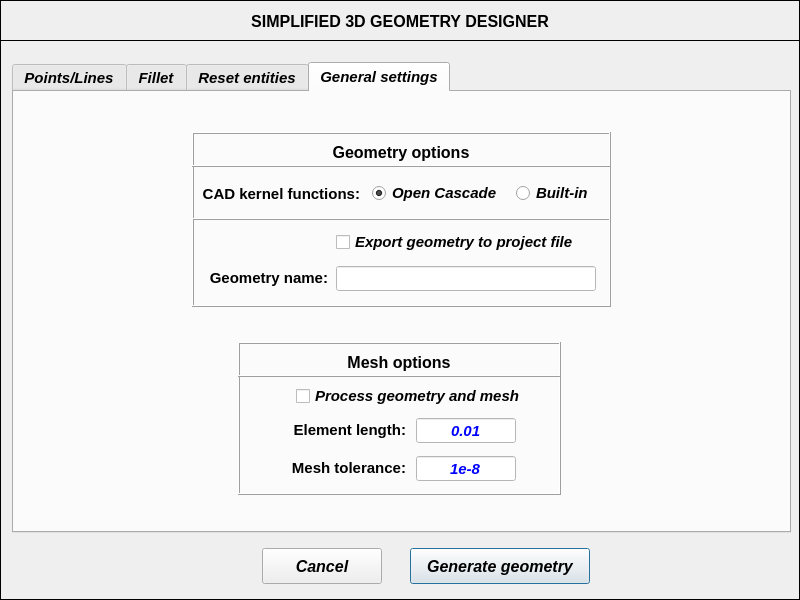
First picture: the form in data/user_input/ui/Project/geometryDesigner.ui, repository open-pulse/OpenPulse, before the edit.
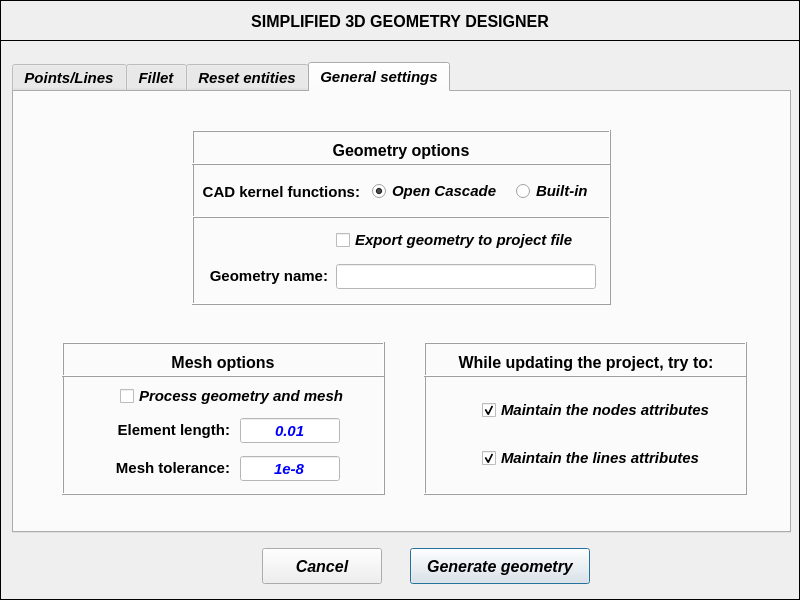
Second picture: the form after the edit. The open tabs and pages were chosen to show the change.

```diff
--- a/data/user_input/ui/Project/geometryDesigner.ui
+++ b/data/user_input/ui/Project/geometryDesigner.ui
@@ -2471,7 +2471,7 @@
      <widget class="QFrame" name="frame_12">
       <property name="geometry">
        <rect>
-        <x>224</x>
+        <x>48</x>
         <y>250</y>
         <width>323</width>
         <height>153</height>
@@ -2731,7 +2731,7 @@
       <property name="geometry">
        <rect>
         <x>178</x>
-        <y>40</y>
+        <y>38</y>
         <width>419</width>
         <height>175</height>
        </rect>
@@ -3008,6 +3008,131 @@
        </layout>
       </widget>
      </widget>
+     <widget class="QFrame" name="frame_17">
+      <property name="geometry">
+       <rect>
+        <x>410</x>
+        <y>250</y>
+        <width>323</width>
+        <height>153</height>
+       </rect>
+      </property>
+      <property name="frameShape">
+       <enum>QFrame::Box</enum>
+      </property>
+      <property name="frameShadow">
+       <enum>QFrame::Raised</enum>
+      </property>
+      <widget class="QFrame" name="frame_18">
+       <property name="geometry">
+        <rect>
+         <x>0</x>
+         <y>0</y>
+         <width>323</width>
+         <height>35</height>
+        </rect>
+       </property>
+       <property name="frameShape">
+        <enum>QFrame::Box</enum>
+       </property>
+       <property name="frameShadow">
+        <enum>QFrame::Raised</enum>
+       </property>
+       <widget class="QLabel" name="label_15">
+        <property name="geometry">
+         <rect>
+          <x>22</x>
+          <y>8</y>
+          <width>280</width>
+          <height>25</height>
+         </rect>
+        </property>
+        <property name="minimumSize">
+         <size>
+          <width>280</width>
+          <height>25</height>
+         </size>
+        </property>
+        <property name="maximumSize">
+         <size>
+          <width>280</width>
+          <height>25</height>
+         </size>
+        </property>
+        <property name="font">
+         <font>
+          <family>Arial</family>
+          <pointsize>12</pointsize>
+          <weight>75</weight>
+          <italic>false</italic>
+          <bold>true</bold>
+         </font>
+        </property>
+        <property name="text">
+         <string>&lt;html&gt;&lt;head/&gt;&lt;body&gt;&lt;p align=&quot;center&quot;&gt;While updating the project, try to:&lt;/p&gt;&lt;/body&gt;&lt;/html&gt;</string>
+        </property>
+        <property name="alignment">
+         <set>Qt::AlignRight|Qt::AlignTrailing|Qt::AlignVCenter</set>
+        </property>
+       </widget>
+      </widget>
+      <widget class="QCheckBox" name="checkBox_maintain_nodes_attributes">
+       <property name="geometry">
+        <rect>
+         <x>58</x>
+         <y>52</y>
+         <width>240</width>
+         <height>32</height>
+        </rect>
+       </property>
+       <property name="minimumSize">
+        <size>
+         <width>240</width>
+         <height>32</height>
+        </size>
+       </property>
+       <property name="maximumSize">
+        <size>
+         <width>240</width>
+         <height>32</height>
+        </size>
+       </property>
+       <property name="text">
+        <string>Maintain the nodes attributes</string>
+       </property>
+       <property name="checked">
+        <bool>true</bool>
+       </property>
+      </widget>
+      <widget class="QCheckBox" name="checkBox_maintain_lines_attributes">
+       <property name="geometry">
+        <rect>
+         <x>58</x>
+         <y>100</y>
+         <width>240</width>
+         <height>32</height>
+        </rect>
+       </property>
+       <property name="minimumSize">
+        <size>
+         <width>240</width>
+         <height>32</height>
+        </size>
+       </property>
+       <property name="maximumSize">
+        <size>
+         <width>240</width>
+         <height>32</height>
+        </size>
+       </property>
+       <property name="text">
+        <string>Maintain the lines attributes</string>
+       </property>
+       <property name="checked">
+        <bool>true</bool>
+       </property>
+      </widget>
+     </widget>
     </widget>
    </widget>
    <widget class="QPushButton" name="pushButton_cancel">
```
